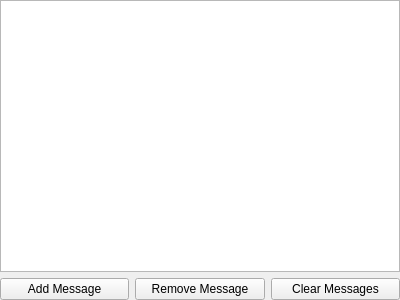
Qt form Widgets/Resources/UI/qSlicerMessagesWidget.ui (PerkTutor/PerkTutor) before a commit.
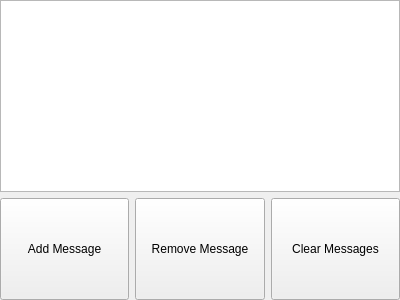
The same form after that commit. Custom widgets are drawn as their Qt base class.

Commit message: Standardizing PerkTutor widget behaviour.

```diff
--- a/Widgets/Resources/UI/qSlicerMessagesWidget.ui
+++ b/Widgets/Resources/UI/qSlicerMessagesWidget.ui
@@ -37,7 +37,7 @@
      <item>
       <widget class="QPushButton" name="AddMessageButton">
        <property name="sizePolicy">
-        <sizepolicy hsizetype="Expanding" vsizetype="Minimum">
+        <sizepolicy hsizetype="Expanding" vsizetype="Expanding">
          <horstretch>0</horstretch>
          <verstretch>0</verstretch>
         </sizepolicy>
@@ -50,7 +50,7 @@
      <item>
       <widget class="QPushButton" name="RemoveMessageButton">
        <property name="sizePolicy">
-        <sizepolicy hsizetype="Expanding" vsizetype="Minimum">
+        <sizepolicy hsizetype="Expanding" vsizetype="Expanding">
          <horstretch>0</horstretch>
          <verstretch>0</verstretch>
         </sizepolicy>
@@ -63,7 +63,7 @@
      <item>
       <widget class="QPushButton" name="ClearMessagesButton">
        <property name="sizePolicy">
-        <sizepolicy hsizetype="Expanding" vsizetype="Minimum">
+        <sizepolicy hsizetype="Expanding" vsizetype="Expanding">
          <horstretch>0</horstretch>
          <verstretch>0</verstretch>
         </sizepolicy>
```
